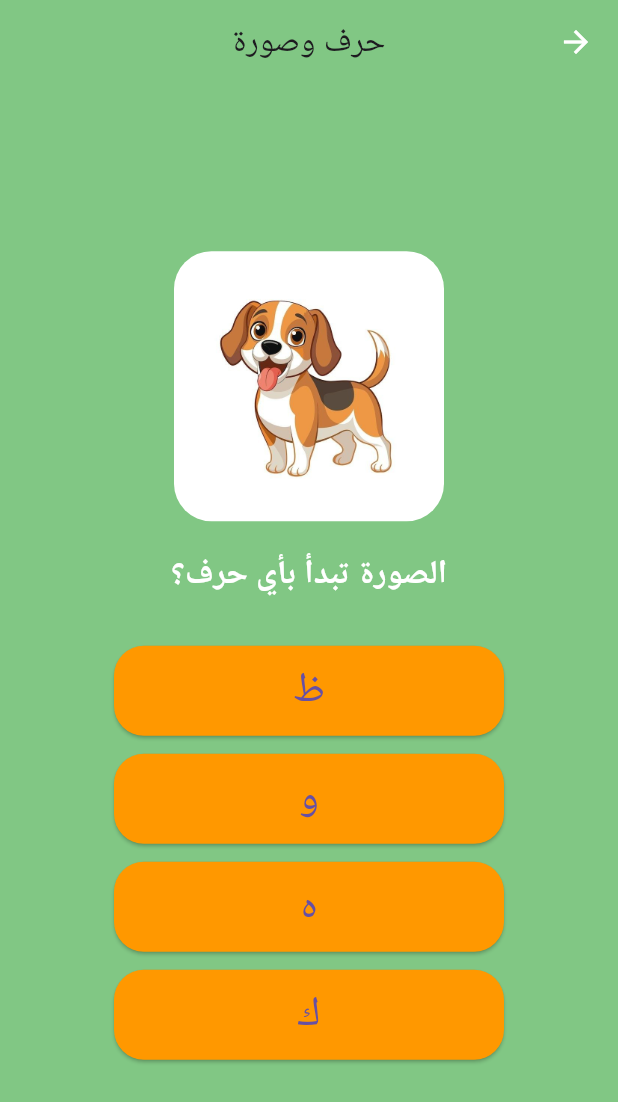
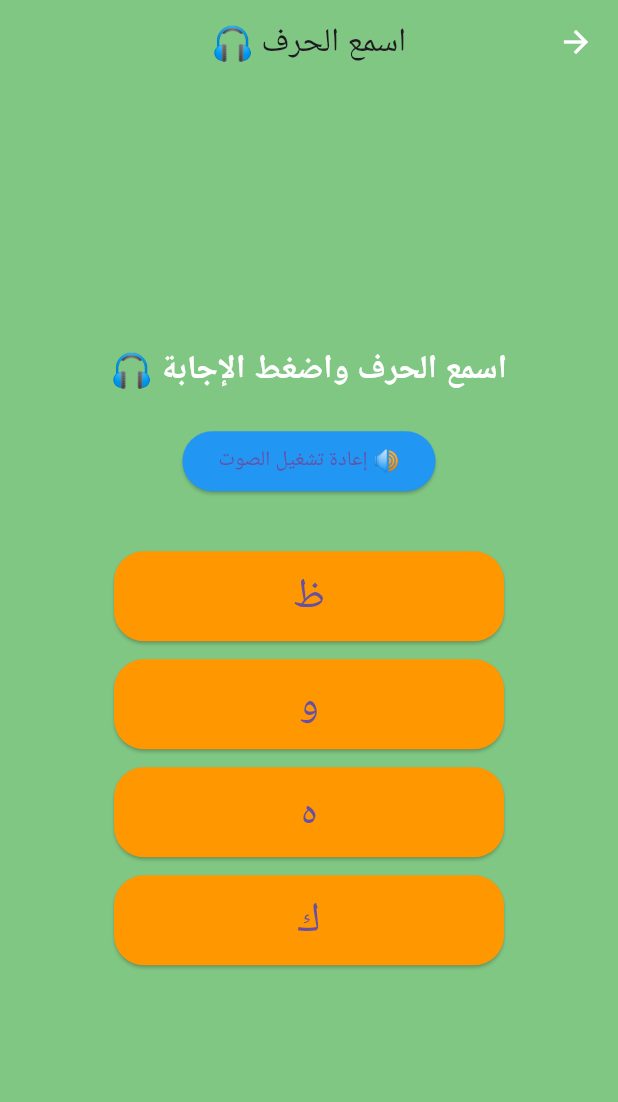
Before and after one commit to yuossef-ashry/project_maloush_azma, a Flutter app: the LettersQuizGame screen opened directly, after a tap on an icon or button, on a phone screen of 412 x 824 dp. Shown: the top 1102 px of the screen. Run offline on Flutter 3.47's test engine with Material 3 defaults, Android fonts, the phone set to English and light mode, and no system bars; our stand-ins replace audioplayers.

Commit message:
first commit

```diff
--- a/lib/screens/level_one_games/Arabic_games/letters_quiz_game.dart
+++ b/lib/screens/level_one_games/Arabic_games/letters_quiz_game.dart
@@ -1,5 +1,6 @@
 import 'dart:math';
 import 'package:flutter/material.dart';
+import 'package:audioplayers/audioplayers.dart';
 
 class LettersQuizGame extends StatefulWidget {
   const LettersQuizGame({super.key});
@@ -9,11 +10,13 @@ class LettersQuizGame extends StatefulWidget {
 }
 
 class _LettersQuizGameState extends State<LettersQuizGame> {
+  final AudioPlayer player = AudioPlayer();
+
   final List<Map<String, dynamic>> questions = [
-    {"image": "assets/images/cat.png", "letter": "ق"},
-    {"image": "assets/images/dog.png", "letter": "ك"},
-    {"image": "assets/images/lion.png", "letter": "أ"},
-    {"image": "assets/images/banana.png", "letter": "ب"},
+    {"letter": "ق", "sound": "q.mp3"},
+    {"letter": "ك", "sound": "k.mp3"},
+    {"letter": "أ", "sound": "a.mp3"},
+    {"letter": "ب", "sound": "b.mp3"},
   ];
 
   final List<String> letters = [
@@ -36,17 +39,21 @@ class _LettersQuizGameState extends State<LettersQuizGame> {
   void initState() {
     super.initState();
     generateOptions();
+    playSound(); // 👈 يشغل أول سؤال تلقائي
   }
 
-  String get currentImage => questions[index]["image"];
   String get correctLetter => questions[index]["letter"];
+  String get currentSound => questions[index]["sound"];
 
-  /// ✅ توليد اختيارات صحيحة 100%
+  // 🎧 تشغيل الصوت
+  Future<void> playSound() async {
+    await player.stop();
+    await player.play(AssetSource("sounds/$currentSound"));
+  }
+
   void generateOptions() {
     final rand = Random();
-
-    Set<String> temp = {};
-    temp.add(correctLetter);
+    Set<String> temp = {correctLetter};
 
     while (temp.length < 4) {
       temp.add(letters[rand.nextInt(letters.length)]);
@@ -55,17 +62,16 @@ class _LettersQuizGameState extends State<LettersQuizGame> {
     options = temp.toList()..shuffle();
   }
 
-  void checkAnswer(String value) {
+  void checkAnswer(String value) async {
     setState(() {
       showFeedback = true;
       isCorrect = value == correctLetter;
-
-      if (isCorrect) {
-        score++;
-      }
     });
 
-    Future.delayed(const Duration(milliseconds: 800), () {
+    if (isCorrect) score++;
+
+    await Future.delayed(const Duration(milliseconds: 600));
+
     if (!mounted) return;
 
     if (index < questions.length - 1) {
@@ -74,12 +80,13 @@ class _LettersQuizGameState extends State<LettersQuizGame> {
         showFeedback = false;
         generateOptions();
       });
+
+      await playSound(); // 👈 صوت السؤال الجديد
     } else {
       setState(() {
         showResult = true;
       });
     }
-    });
   }
 
   void restart() {
@@ -90,6 +97,8 @@ class _LettersQuizGameState extends State<LettersQuizGame> {
       showResult = false;
       generateOptions();
     });
+
+    playSound();
   }
 
   @override
@@ -98,7 +107,7 @@ class _LettersQuizGameState extends State<LettersQuizGame> {
       backgroundColor: const Color(0xFF81C784),
 
       appBar: AppBar(
-        title: const Text("حرف وصورة"),
+        title: const Text("اسمع الحرف 🎧"),
         backgroundColor: Colors.transparent,
         elevation: 0,
         centerTitle: true,
@@ -115,37 +124,21 @@ class _LettersQuizGameState extends State<LettersQuizGame> {
       mainAxisAlignment: MainAxisAlignment.center,
       children: [
 
-        /// 🖼️ الصورة
-        Container(
-          width: 180,
-          height: 180,
-          decoration: BoxDecoration(
-            color: Colors.white,
-            borderRadius: BorderRadius.circular(25),
-          ),
-          child: Padding(
-            padding: const EdgeInsets.all(12),
-            child: Image.asset(
-              currentImage,
-              fit: BoxFit.contain,
-            ),
-          ),
+        const Text(
+          "اسمع الحرف واضغط الإجابة 🎧",
+          style: TextStyle(fontSize: 22, fontWeight: FontWeight.bold, color: Colors.white),
         ),
 
         const SizedBox(height: 20),
 
-        const Text(
-          "الصورة تبدأ بأي حرف؟",
-          style: TextStyle(
-            fontSize: 22,
-            fontWeight: FontWeight.bold,
-            color: Colors.white,
-          ),
+        ElevatedButton(
+          onPressed: playSound,
+          style: ElevatedButton.styleFrom(backgroundColor: Colors.blue),
+          child: const Text("🔊 إعادة تشغيل الصوت"),
         ),
 
-        const SizedBox(height: 15),
+        const SizedBox(height: 20),
 
-        /// ⭐ Feedback
         if (showFeedback)
           Icon(
             isCorrect ? Icons.star : Icons.cancel,
@@ -155,7 +148,6 @@ class _LettersQuizGameState extends State<LettersQuizGame> {
 
         const SizedBox(height: 10),
 
-        /// 🔘 الأزرار (مضمونة 4)
         Column(
           children: options.map((letter) {
             return Padding(
@@ -171,10 +163,7 @@ class _LettersQuizGameState extends State<LettersQuizGame> {
                       borderRadius: BorderRadius.circular(20),
                     ),
                   ),
-                  child: Text(
-                    letter,
-                    style: const TextStyle(fontSize: 28),
-                  ),
+                  child: Text(letter, style: const TextStyle(fontSize: 28)),
                 ),
               ),
             );
@@ -188,15 +177,10 @@ class _LettersQuizGameState extends State<LettersQuizGame> {
     return Column(
       mainAxisAlignment: MainAxisAlignment.center,
       children: [
-
         const Icon(Icons.emoji_events, size: 120, color: Colors.amber),
-
         const SizedBox(height: 20),
 
-        const Text(
-          "أحسنت 🎉",
-          style: TextStyle(fontSize: 28, color: Colors.white),
-        ),
+        const Text("أحسنت 🎉", style: TextStyle(fontSize: 28, color: Colors.white)),
 
         const SizedBox(height: 10),
 
```
Also changed, not shown: pubspec.yaml (+18 -36 lines), assets/images/app_icon.png (added), pubspec.lock, 1 other file. Lines whose indentation alone changed are shown as unchanged.
